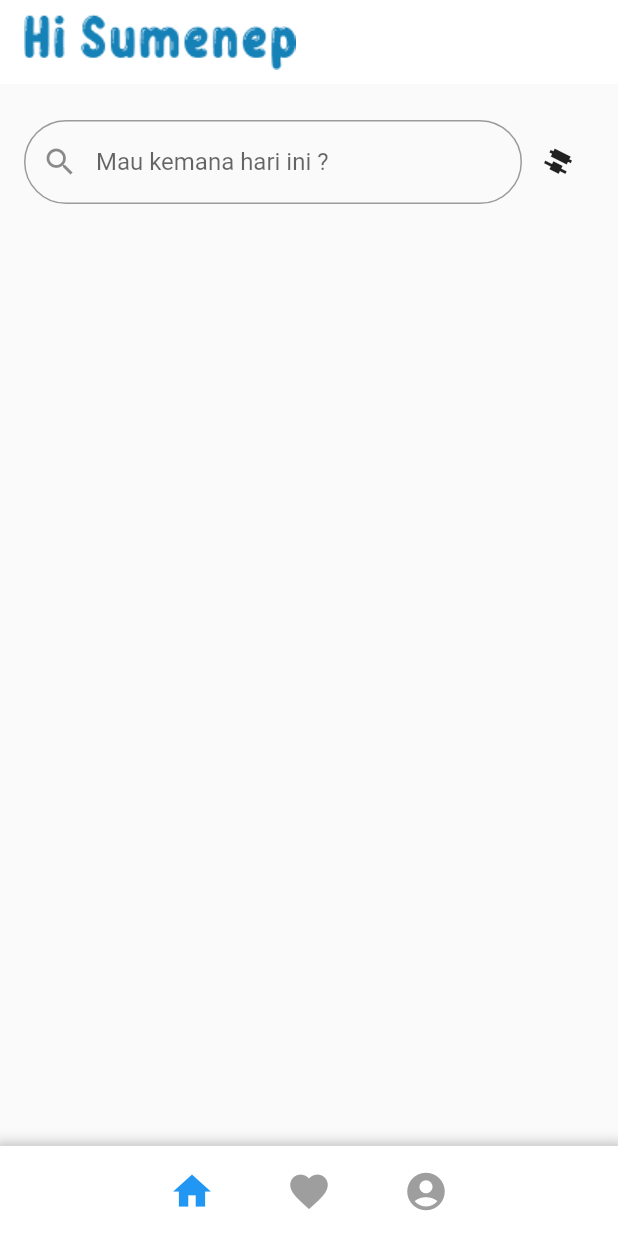
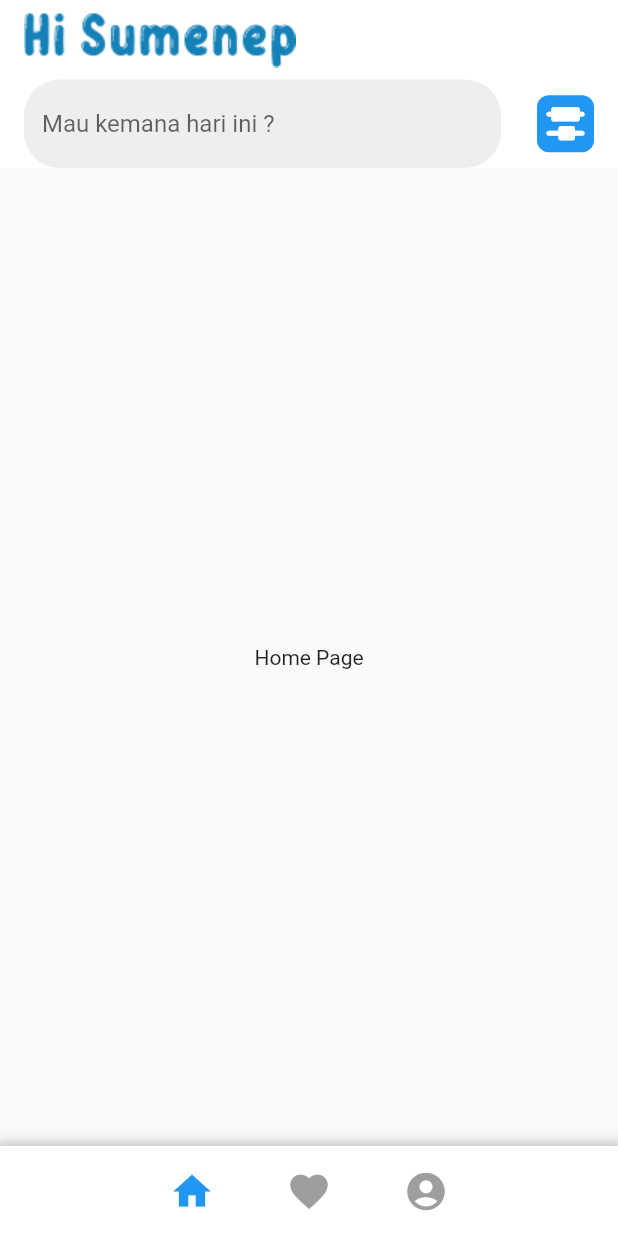
Before and after one commit to DickyArya01/hi_sumenep, a Flutter app: the screen it shows after launch, on a phone screen of 412 x 824 dp. Run offline on Flutter 3.47's test engine with Material 2 defaults, Android fonts, the phone set to English and light mode, and no system bars.

Commit message:
merubah textfield dan tombol filter di bawah appbar

```diff
--- a/lib/constant/constant.dart
+++ b/lib/constant/constant.dart
@@ -1,4 +1,6 @@
 // jarak
+const double x8 = 8;
+const double x16 = 16;
 const double x24 = 24;
 const double x40 = 40;
 const double x80 = 80;
--- a/lib/page/home.dart
+++ b/lib/page/home.dart
@@ -1,10 +1,12 @@
+import 'dart:math';
+
 import 'package:flutter/material.dart';
 import 'package:flutter/services.dart';
 import 'package:flutter/src/foundation/key.dart';
 import 'package:flutter/src/widgets/framework.dart';
 import 'package:hi_sumenep_app/component/navbar.dart';
 import 'package:hi_sumenep_app/constant/constant.dart';
-import 'package:hi_sumenep_app/page/navbarPage/homepage.dart';
+import 'package:hi_sumenep_app/page/mainPage/homepage.dart';
 
 class HomePage extends StatefulWidget {
   const HomePage({Key? key}) : super(key: key);
@@ -47,6 +49,50 @@ class _HomePageState extends State<HomePage> with TickerProviderStateMixin {
           statusBarBrightness: Brightness.light, // For iOS (dark icons)
         ), //rubah warna status bar
         elevation: 0, // menghilangkan shadow
+        bottom: PreferredSize(
+          preferredSize: Size.fromHeight(56),
+          child: Container(
+            margin: const EdgeInsets.symmetric(horizontal: x16),
+            child: Row(
+              children: [
+                Expanded(
+                  child: TextField(
+                    decoration: InputDecoration(
+                      border: OutlineInputBorder(
+                        borderRadius: BorderRadius.circular(x24),
+                        borderSide: BorderSide.none
+                      ),
+                      filled: true,
+                      fillColor: Colors.grey[200],
+                      hintText: hintText,
+                    ),
+
+                  )),
+                GestureDetector(
+                  onTap: () {
+
+                  },
+                  child: Container(
+                    margin: const EdgeInsets.only(left: x24),
+                    decoration: BoxDecoration(
+                      color: Colors.blue,
+                      borderRadius: BorderRadius.circular(x8),
+                    ),
+                    child: Transform.rotate(
+                      angle: pi / 2,
+                      child: const Icon(
+                        Icons.candlestick_chart_rounded,
+                        color: Colors.white,
+                        size: 38,
+                      ),
+                      )
+                  ),
+                )
+            ],
+
+            ),
+          )
+        ),
       ),
       body: _children[selectedIndex],
       bottomNavigationBar: FABBottomAppBar(
--- /dev/null
+++ b/lib/page/mainPage/homepage.dart
@@ -0,0 +1,21 @@
+import 'package:flutter/cupertino.dart';
+import 'package:flutter/material.dart';
+import 'package:hi_sumenep_app/constant/constant.dart';
+
+class homePage extends StatefulWidget {
+  const homePage({Key? key}) : super(key: key);
+
+  @override
+  State<homePage> createState() => _homePageState();
+}
+
+class _homePageState extends State<homePage> {
+  OnPressed() {}
+
+  @override
+  Widget build(BuildContext context) {
+    return Center(
+      child: Text('Home Page'),
+    );
+  }
+}
--- a/lib/page/navbarPage/homepage.dart
+++ /dev/null
@@ -1,52 +0,0 @@
-import 'package:flutter/cupertino.dart';
-import 'package:flutter/material.dart';
-import 'package:hi_sumenep_app/constant/constant.dart';
-
-class homePage extends StatefulWidget {
-  const homePage({Key? key}) : super(key: key);
-
-  @override
-  State<homePage> createState() => _homePageState();
-}
-
-class _homePageState extends State<homePage> {
-  OnPressed() {}
-
-  @override
-  Widget build(BuildContext context) {
-    return Column(
-      children: <Widget>[
-        Container(
-            padding: const EdgeInsets.symmetric(horizontal: 16),
-            margin: const EdgeInsets.only(top: x24),
-            child: Row(
-              children: [
-                Expanded(
-                  child: TextField(
-                    // controller: controller,
-                    style: const TextStyle(
-                      fontSize: 16,
-                      height: 1,
-                    ),
-                    decoration: InputDecoration(
-                        prefixIcon: Icon(Icons.search),
-                        hintText: hintText,
-                        border: OutlineInputBorder(
-                            borderRadius: BorderRadius.circular(x40),
-                            borderSide: BorderSide(
-                              color: Colors.grey.shade800,
-                            ))),
-                  ),
-                ),
-                Transform.rotate(
-                  angle: 90,
-                  child: IconButton(
-                      onPressed: OnPressed,
-                      icon: const Icon(Icons.candlestick_chart)),
-                )
-              ],
-            ))
-      ],
-    );
-  }
-}
--- a/pubspec.yaml
+++ b/pubspec.yaml
@@ -30,7 +30,7 @@ dependencies:
   flutter:
     sdk: flutter
   http: ^0.13.4
-
+  sliding_up_panel: ^2.0.0+1
 
   # The following adds the Cupertino Icons font to your application.
   # Use with the CupertinoIcons class for iOS style icons.
```
Also changed, not shown: pubspec.lock.
